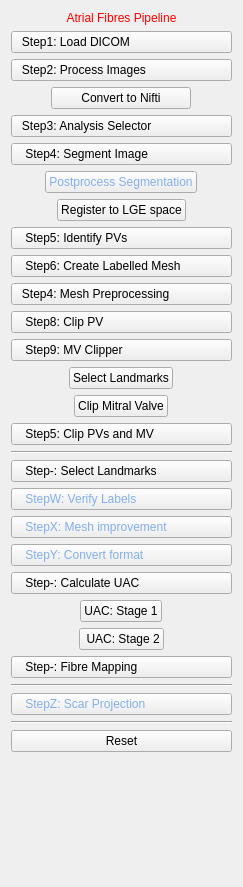
Above: CemrgApp/Plugins/kcl.cemrgapp.atrialfibres/src/internal/AtrialFibresViewControls.ui from OpenHeartDevelopers/CemrgApp before the change. Below: the same form after it.
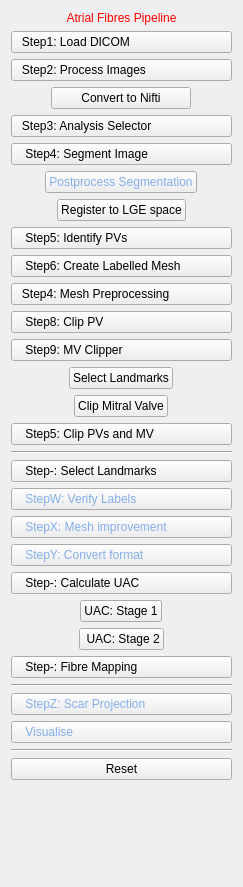
That is the form after the change.

Commit message: [Visualisation] Fibres visualised - initial commit. Needs testing

What changed in the file:
```diff
--- a/CemrgApp/Plugins/kcl.cemrgapp.atrialfibres/src/internal/AtrialFibresViewControls.ui
+++ b/CemrgApp/Plugins/kcl.cemrgapp.atrialfibres/src/internal/AtrialFibresViewControls.ui
@@ -309,6 +309,16 @@
      </property>
     </widget>
    </item>
+   <item>
+    <widget class="QPushButton" name="button_visualise">
+     <property name="styleSheet">
+      <string notr="true">text-align: left; color: rgb(132, 174, 235);</string>
+     </property>
+     <property name="text">
+      <string>    Visualise</string>
+     </property>
+    </widget>
+   </item>
    <item>
     <widget class="Line" name="line_2">
      <property name="orientation">
```
The commit also changes 9 other files.
